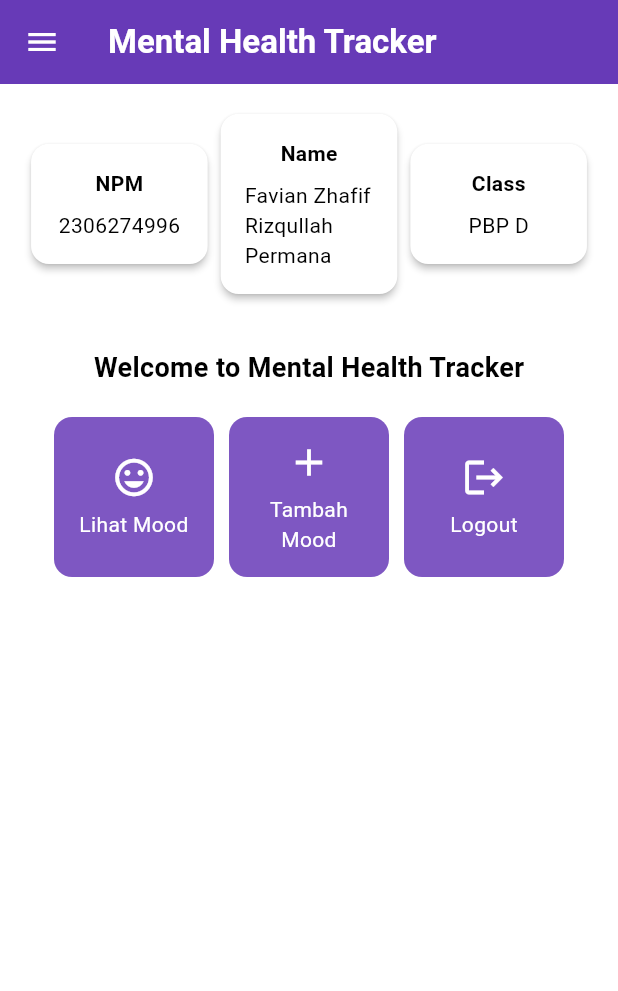
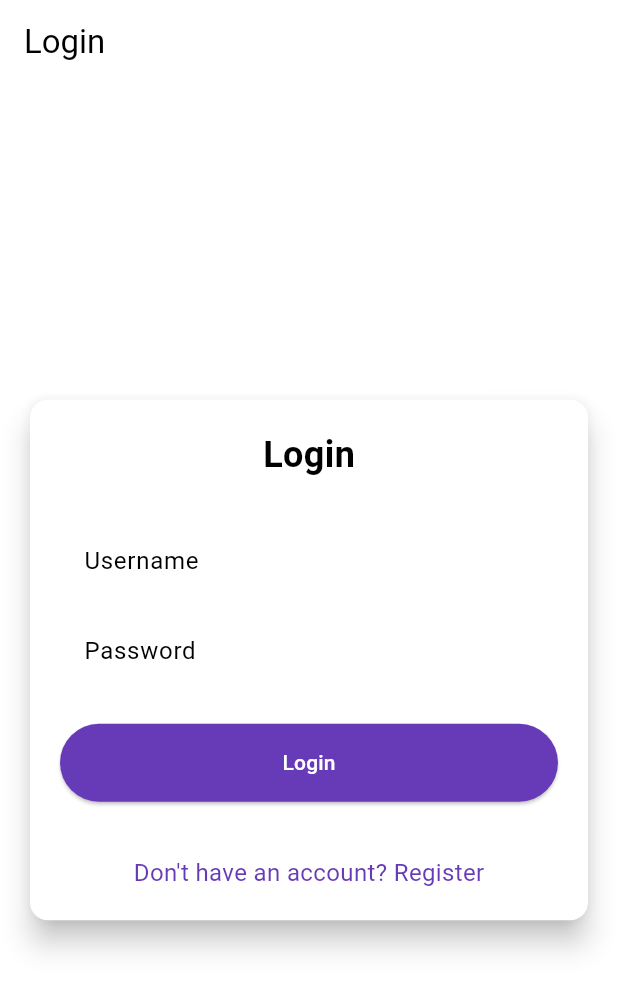
Before and after one commit to favianzhafif26/mental_health_tracker, a Flutter app: the screen it shows after launch, on a phone screen of 412 x 824 dp. Shown: the top 991 px of the screen. Run offline on Flutter 3.47's test engine with Material 3 defaults, Android fonts, the phone set to English and light mode, and no system bars; missing offline and left inert: pbp_django_auth.

Commit message:
tutorial 8 selesai

```diff
--- a/lib/main.dart
+++ b/lib/main.dart
@@ -1,6 +1,8 @@
+import 'package:flutter/material.dart';
 import 'package:mental_health_tracker/screens/menu.dart';
-import 'package:flutter/material.dart';
-
+import 'package:pbp_django_auth/pbp_django_auth.dart';
+import 'package:provider/provider.dart';
+import 'package:mental_health_tracker/screens/login.dart';
 void main() {
   runApp(const MyApp());
 }
@@ -8,31 +10,23 @@ void main() {
 class MyApp extends StatelessWidget {
   const MyApp({super.key});
 
-  // This widget is the root of your application.
   @override
   Widget build(BuildContext context) {
-    return MaterialApp(
-      title: 'Flutter Demo',
-      theme: ThemeData(
-        // This is the theme of your application.
-        //
-        // TRY THIS: Try running your application with "flutter run". You'll see
-        // the application has a purple toolbar. Then, without quitting the app,
-        // try changing the seedColor in the colorScheme below to Colors.green
-        // and then invoke "hot reload" (save your changes or press the "hot
-        // reload" button in a Flutter-supported IDE, or press "r" if you used
-        // the command line to start the app).
-        //
-        // Notice that the counter didn't reset back to zero; the application
-        // state is not lost during the reload. To reset the state, use hot
-        // restart instead.
-        //
-        // This works for code too, not just values: Most code changes can be
-        // tested with just a hot reload.
-        colorScheme: ColorScheme.fromSwatch(primarySwatch: Colors.deepPurple,).copyWith(secondary: Colors.deepPurple[400]),
-        useMaterial3: true,
+    return Provider(
+      create: (_) {
+        CookieRequest request = CookieRequest();
+        return request;
+      },
+      child: MaterialApp(
+        title: 'Mental Health Tracker',
+        theme: ThemeData(
+          useMaterial3: true,
+          colorScheme: ColorScheme.fromSwatch(
+            primarySwatch: Colors.deepPurple,
+          ).copyWith(secondary: Colors.deepPurple[400]),
+        ),
+        home: const LoginPage(),
       ),
-      home: MyHomePage(),
     );
   }
 }
--- /dev/null
+++ b/lib/screens/login.dart
@@ -0,0 +1,177 @@
+import 'package:mental_health_tracker/screens/menu.dart';
+import 'package:flutter/material.dart';
+import 'package:pbp_django_auth/pbp_django_auth.dart';
+import 'package:provider/provider.dart';
+import 'package:mental_health_tracker/screens/register.dart';
+
+void main() {
+  runApp(const LoginApp());
+}
+
+class LoginApp extends StatelessWidget {
+  const LoginApp({super.key});
+
+  @override
+  Widget build(BuildContext context) {
+    return MaterialApp(
+      title: 'Login',
+      theme: ThemeData(
+        useMaterial3: true,
+        colorScheme: ColorScheme.fromSwatch(
+          primarySwatch: Colors.deepPurple,
+        ).copyWith(secondary: Colors.deepPurple[400]),
+      ),
+      home: const LoginPage(),
+    );
+  }
+}
+
+class LoginPage extends StatefulWidget {
+  const LoginPage({super.key});
+
+  @override
+  State<LoginPage> createState() => _LoginPageState();
+}
+
+class _LoginPageState extends State<LoginPage> {
+  final TextEditingController _usernameController = TextEditingController();
+  final TextEditingController _passwordController = TextEditingController();
+
+  @override
+  Widget build(BuildContext context) {
+    final request = context.watch<CookieRequest>();
+
+    return Scaffold(
+      appBar: AppBar(
+        title: const Text('Login'),
+      ),
+      body: Center(
+        child: SingleChildScrollView(
+          padding: const EdgeInsets.all(16.0),
+          child: Card(
+            elevation: 8,
+            shape: RoundedRectangleBorder(
+              borderRadius: BorderRadius.circular(12.0),
+            ),
+            child: Padding(
+              padding: const EdgeInsets.all(20.0),
+              child: Column(
+                mainAxisSize: MainAxisSize.min,
+                children: [
+                  const Text(
+                    'Login',
+                    style: TextStyle(
+                      fontSize: 24.0,
+                      fontWeight: FontWeight.bold,
+                    ),
+                  ),
+                  const SizedBox(height: 30.0),
+                  TextField(
+                    controller: _usernameController,
+                    decoration: const InputDecoration(
+                      labelText: 'Username',
+                      hintText: 'Enter your username',
+                      border: OutlineInputBorder(
+                        borderRadius: BorderRadius.all(Radius.circular(12.0)),
+                      ),
+                      contentPadding:
+                          EdgeInsets.symmetric(horizontal: 12.0, vertical: 8.0),
+                    ),
+                  ),
+                  const SizedBox(height: 12.0),
+                  TextField(
+                    controller: _passwordController,
+                    decoration: const InputDecoration(
+                      labelText: 'Password',
+                      hintText: 'Enter your password',
+                      border: OutlineInputBorder(
+                        borderRadius: BorderRadius.all(Radius.circular(12.0)),
+                      ),
+                      contentPadding:
+                          EdgeInsets.symmetric(horizontal: 12.0, vertical: 8.0),
+                    ),
+                    obscureText: true,
+                  ),
+                  const SizedBox(height: 24.0),
+                  ElevatedButton(
+                    onPressed: () async {
+                      String username = _usernameController.text;
+                      String password = _passwordController.text;
+
+                      final response = await request
+                          .login("http://127.0.0.1:8000/auth/login/", {
+                        'username': username,
+                        'password': password,
+                      });
+
+                      if (request.loggedIn) {
+                        String message = response['message'];
+                        String uname = response['username'];
+                        if (context.mounted) {
+                          Navigator.pushReplacement(
+                            context,
+                            MaterialPageRoute(
+                                builder: (context) => MyHomePage()),
+                          );
+                          ScaffoldMessenger.of(context)
+                            ..hideCurrentSnackBar()
+                            ..showSnackBar(
+                              SnackBar(
+                                  content:
+                                      Text("$message Selamat datang, $uname.")),
+                            );
+                        }
+                      } else {
+                        if (context.mounted) {
+                          showDialog(
+                            context: context,
+                            builder: (context) => AlertDialog(
+                              title: const Text('Login Gagal'),
+                              content: Text(response['message']),
+                              actions: [
+                                TextButton(
+                                  child: const Text('OK'),
+                                  onPressed: () {
+                                    Navigator.pop(context);
+                                  },
+                                ),
+                              ],
+                            ),
+                          );
+                        }
+                      }
+                    },
+                    style: ElevatedButton.styleFrom(
+                      foregroundColor: Colors.white,
+                      minimumSize: Size(double.infinity, 50),
+                      backgroundColor: Theme.of(context).colorScheme.primary,
+                      padding: const EdgeInsets.symmetric(vertical: 16.0),
+                    ),
+                    child: const Text('Login'),
+                  ),
+                  const SizedBox(height: 36.0),
+                  GestureDetector(
+                    onTap: () {
+                      Navigator.push(
+                        context,
+                        MaterialPageRoute(
+                            builder: (context) => const RegisterPage()),
+                      );
+                    },
+                    child: Text(
+                      'Don\'t have an account? Register',
+                      style: TextStyle(
+                        color: Theme.of(context).colorScheme.primary,
+                        fontSize: 16.0,
+                      ),
+                    ),
+                  ),
+                ],
+              ),
+            ),
+          ),
+        ),
+      ),
+    );
+  }
+}
--- a/pubspec.yaml
+++ b/pubspec.yaml
@@ -35,6 +35,9 @@ dependencies:
   # The following adds the Cupertino Icons font to your application.
   # Use with the CupertinoIcons class for iOS style icons.
   cupertino_icons: ^1.0.8
+  provider: ^6.1.2
+  pbp_django_auth: ^0.4.0
+  http: ^1.2.2
 
 dev_dependencies:
   flutter_test:
```
Also changed, not shown: lib/models/mood_entry.dart (added, +65 -0 lines), lib/screens/list_moodentry.dart (added, +89 -0 lines), lib/screens/moodentry_form.dart (+33 -29 lines), lib/screens/register.dart (added, +162 -0 lines), lib/widgets/left_drawer.dart (+12 -0 lines), lib/widgets/mood_card.dart (+37 -1 lines), pubspec.lock, 2 other files.
